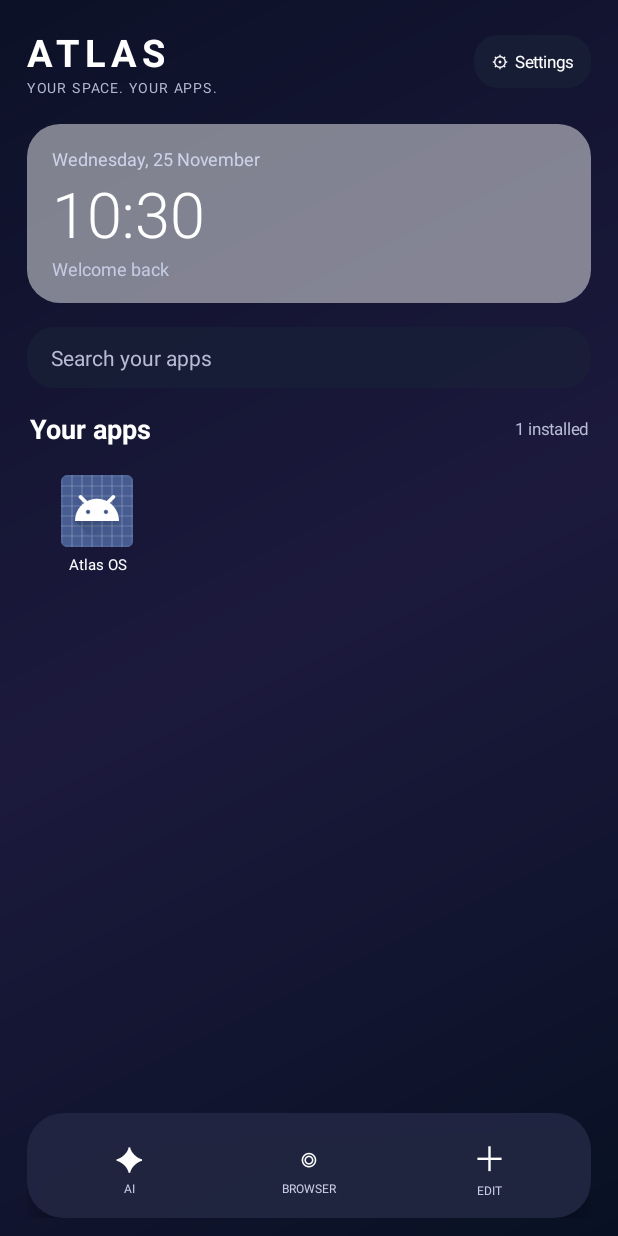
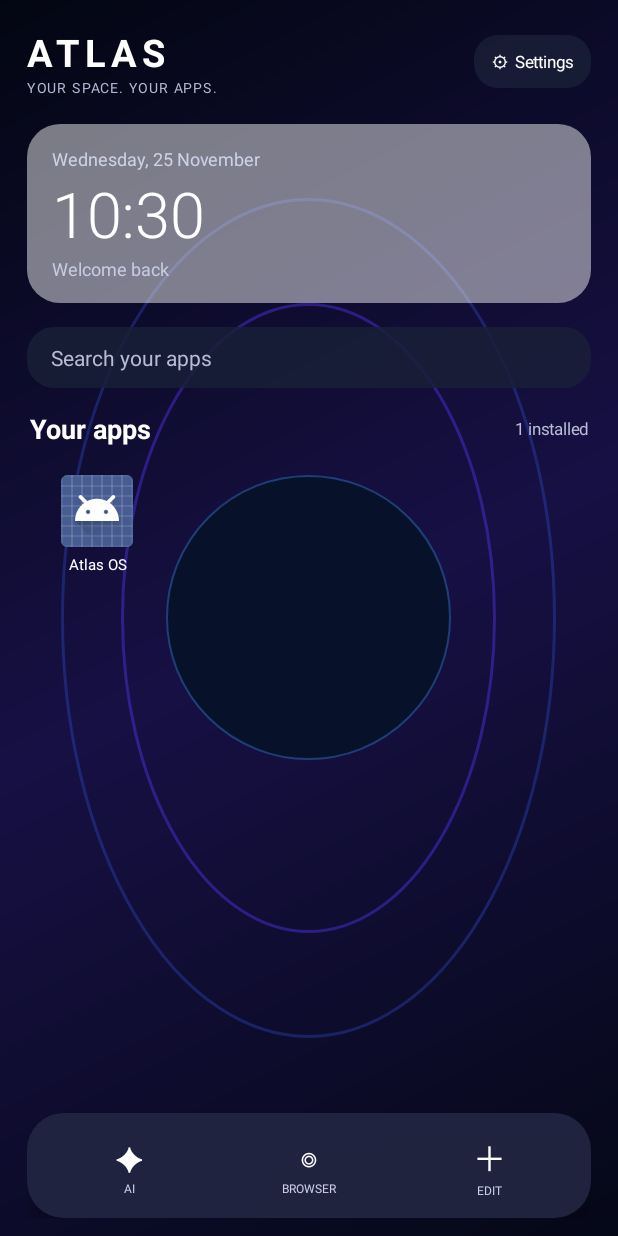
Before and after one commit to s92163757-gif/atlas-, an Android app: the screen it shows after launch (HomeActivity), on a phone screen of 412 x 824 dp. Run offline under Robolectric (Android 15) with nearby library versions, the phone set to English and light mode, and no system bars; 2 statements that could not run were skipped.

Commit message:
Apply Atlas custom wallpaper to the OS home screen

```diff
--- a/app/src/main/java/com/atlas/ai/HomeActivity.kt
+++ b/app/src/main/java/com/atlas/ai/HomeActivity.kt
@@ -71,8 +71,7 @@ class HomeActivity : Activity() {
         val root = LinearLayout(this).apply {
             orientation = LinearLayout.VERTICAL
             setPadding(dp(18), dp(18), dp(18), dp(12))
-            background = GradientDrawable(GradientDrawable.Orientation.TL_BR,
-                intArrayOf(Color.rgb(12, 17, 39), Color.rgb(28, 25, 61), Color.rgb(8, 17, 35)))
+            setBackgroundResource(R.drawable.atlas_wallpaper)
         }
         val top = LinearLayout(this).apply { orientation = LinearLayout.HORIZONTAL; gravity = Gravity.CENTER_VERTICAL }
         val heading = LinearLayout(this).apply { orientation = LinearLayout.VERTICAL; layoutParams = LinearLayout.LayoutParams(0, -2, 1f) }
```
